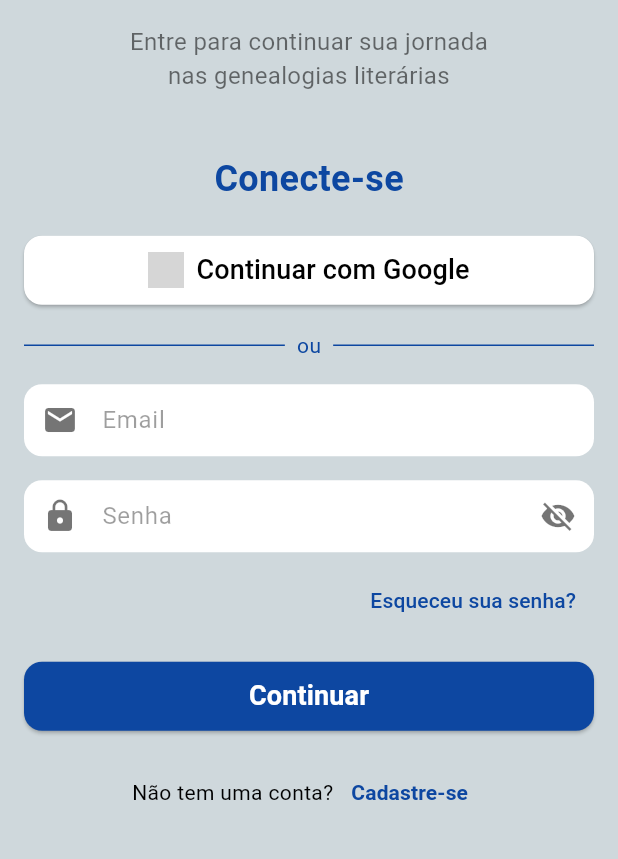
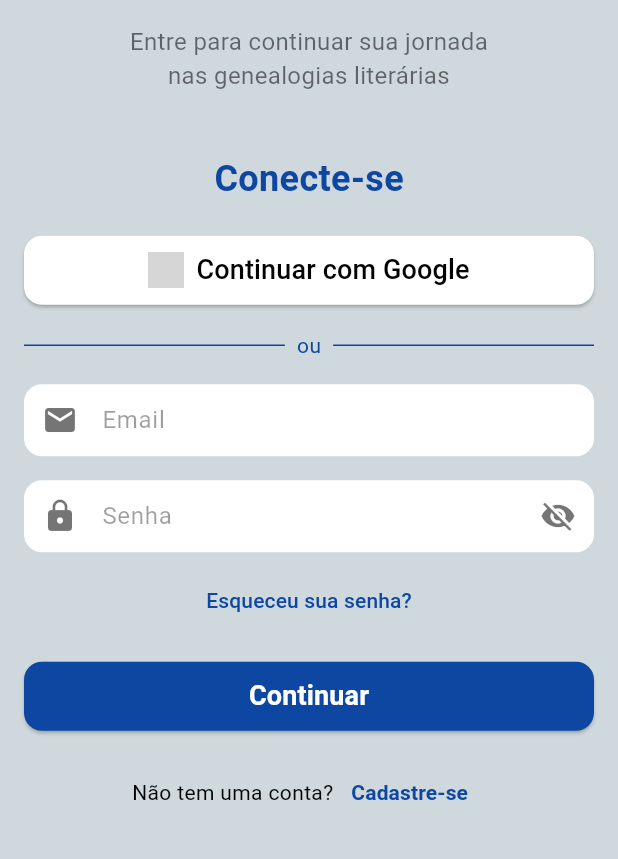
Before and after one commit to BarTzen/Projeto_Character-Tree, a Flutter app: the screen it shows after launch, on a phone screen of 412 x 824 dp, the part 314-1173 px from its top. Run offline on Flutter 3.47's test engine with Material 3 defaults, Android fonts, the phone set to English and light mode, and no system bars; our stand-ins replace cloud_firestore, firebase_auth, firebase_core, google_sign_in; accounts and stored records are empty; generated files the repository leaves out were written again; grey boxes are pictures that could not be loaded.

Commit message:
Centralização do label Esqueceu sua Senha

```diff
--- a/character_tree/lib/view/auth/login_screen.dart
+++ b/character_tree/lib/view/auth/login_screen.dart
@@ -164,8 +164,8 @@ class LoginScreen extends StatelessWidget {
                   const SizedBox(height: 8),
 
                   // "ESQUECEU SUA SENHA?"
-                  Align(
-                    alignment: Alignment.centerRight,
+                  Center(
+                    //alignment: Alignment.centerRight,
                     child: TextButton(
                       onPressed: () => loginViewModel.resetPassword(context),
                       child: Text(
@@ -188,7 +188,7 @@ class LoginScreen extends StatelessWidget {
                                 MessageHandler.showMessage(
                                     context, 'Login realizado com sucesso!');
                                 Navigator.pushReplacementNamed(
-                                    context, '/create_genealogy');
+                                    context, '/home');
                               } catch (e) {
                                 MessageHandler.showMessage(context,
                                     'Erro ao fazer login: ${e.toString()}',
```
